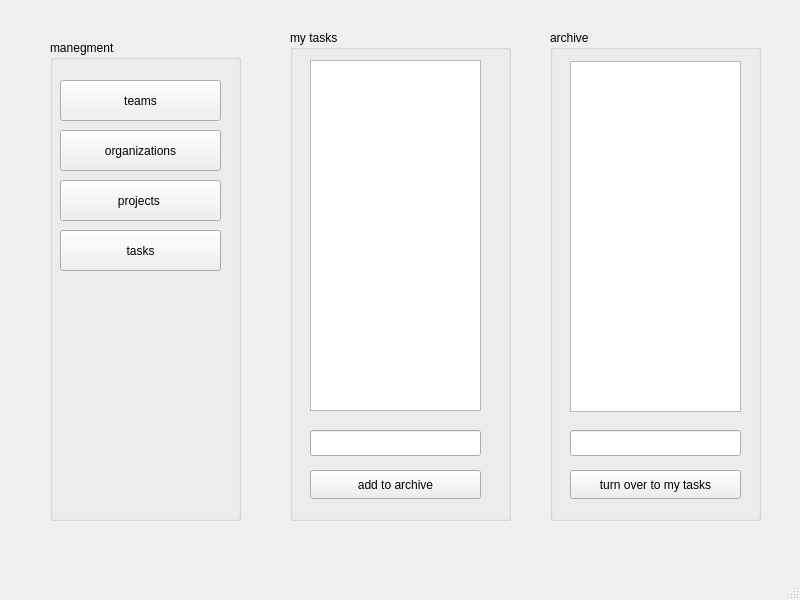
Qt form firstpage.ui (annishelion/ap-projet) before a commit.
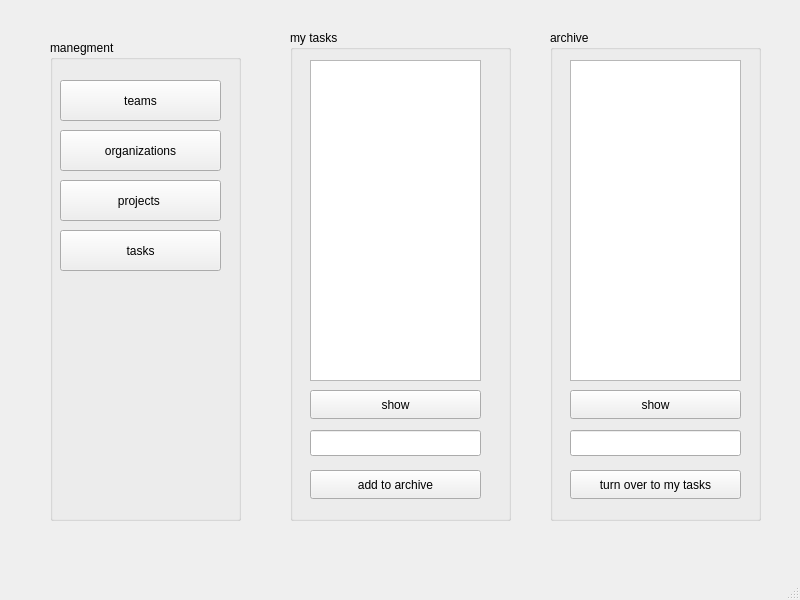
The same form after that commit.

Commit message: finished team and task managment and archive tasks

The edit to the form file:
```diff
--- a/firstpage.ui
+++ b/firstpage.ui
@@ -32,7 +32,7 @@
        <x>20</x>
        <y>30</y>
        <width>171</width>
-       <height>351</height>
+       <height>321</height>
       </rect>
      </property>
     </widget>
@@ -59,6 +59,19 @@
       </rect>
      </property>
     </widget>
+    <widget class="QPushButton" name="show_my_tasks_btn">
+     <property name="geometry">
+      <rect>
+       <x>20</x>
+       <y>360</y>
+       <width>171</width>
+       <height>29</height>
+      </rect>
+     </property>
+     <property name="text">
+      <string>show</string>
+     </property>
+    </widget>
    </widget>
    <widget class="QGroupBox" name="manegement_group">
     <property name="geometry">
@@ -137,16 +150,6 @@
     <property name="title">
      <string>archive </string>
     </property>
-    <widget class="QListView" name="archive_task_btn">
-     <property name="geometry">
-      <rect>
-       <x>20</x>
-       <y>31</y>
-       <width>171</width>
-       <height>351</height>
-      </rect>
-     </property>
-    </widget>
     <widget class="QLineEdit" name="turn_over_to_my_tasks_input">
      <property name="geometry">
       <rect>
@@ -170,6 +173,29 @@
       <string>turn over to my tasks</string>
      </property>
     </widget>
+    <widget class="QPushButton" name="show_my_archive_btn">
+     <property name="geometry">
+      <rect>
+       <x>20</x>
+       <y>360</y>
+       <width>171</width>
+       <height>29</height>
+      </rect>
+     </property>
+     <property name="text">
+      <string>show</string>
+     </property>
+    </widget>
+    <widget class="QListWidget" name="archive_list">
+     <property name="geometry">
+      <rect>
+       <x>20</x>
+       <y>30</y>
+       <width>171</width>
+       <height>321</height>
+      </rect>
+     </property>
+    </widget>
    </widget>
   </widget>
   <widget class="QMenuBar" name="menubar">
```
The commit also changes 28 other files.
